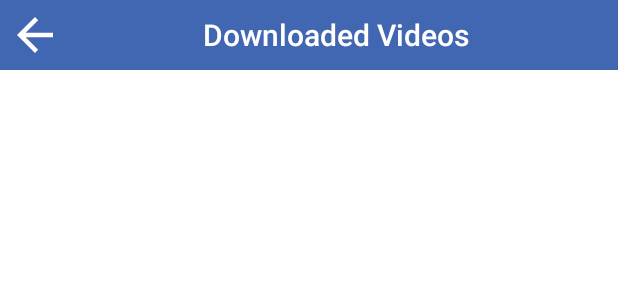
After one commit to Kha3Leng/DownFBVid, an Android app: the layout download_title_action_bar.xml on its own in the app's theme, with its tools: preview values and no code run, on a phone screen of 412 x 824 dp. The commit adds this screen. Shown: the top 300 px of the screen. Run offline under Robolectric (Android 15) with nearby library versions, the phone set to English and light mode, and no system bars.

Commit message:
almost fnished

```diff
--- /dev/null
+++ b/app/src/main/res/drawable/ic_baseline_arrow_back_24.xml
@@ -0,0 +1,5 @@
+<vector android:autoMirrored="true" android:height="36dp"
+    android:tint="#FFFFFF" android:viewportHeight="24"
+    android:viewportWidth="24" android:width="36dp" xmlns:android="http://schemas.android.com/apk/res/android">
+    <path android:fillColor="@android:color/white" android:pathData="M20,11H7.83l5.59,-5.59L12,4l-8,8 8,8 1.41,-1.41L7.83,13H20v-2z"/>
+</vector>
--- /dev/null
+++ b/app/src/main/res/layout/download_title_action_bar.xml
@@ -0,0 +1,24 @@
+<?xml version="1.0" encoding="utf-8"?>
+<androidx.constraintlayout.widget.ConstraintLayout xmlns:android="http://schemas.android.com/apk/res/android"
+    android:layout_width="match_parent"
+    android:layout_height="wrap_content"
+    android:background="@color/royalBlue"
+    xmlns:app="http://schemas.android.com/apk/res-auto">
+
+    <LinearLayout
+        android:layout_width="match_parent"
+        android:layout_height="wrap_content"
+        android:orientation="horizontal"
+        app:layout_constraintTop_toTopOf="parent">
+        <TextView
+            android:layout_width="match_parent"
+            android:padding="5dp"
+            android:layout_height="wrap_content"
+            android:text="Downloaded Videos"
+            android:drawableLeft="@drawable/ic_baseline_arrow_back_24"
+            style="@style/TextAppearance.AppCompat.Widget.ActionBar.Title.Inverse"
+            android:layout_gravity="center"
+            android:gravity="center"/>
+    </LinearLayout>
+
+</androidx.constraintlayout.widget.ConstraintLayout>
--- a/app/src/main/res/values/themes.xml
+++ b/app/src/main/res/values/themes.xml
@@ -13,22 +13,20 @@
         <item name="android:statusBarColor" tools:targetApi="l">?attr/colorPrimaryVariant</item>
         <!-- Customize your theme here. -->
         <item name="actionBarStyle">@style/MyActionBar</item>
-        <item name="actionMenuTextColor">@color/white</item>
-        <item name="android:dropDownListViewStyle">@style/AppTheme.DropDownList</item>
+        <item name="titleTextColor">@color/white</item>
+        <item name="subtitleTextColor">@color/white</item>
     </style>
 
-    <style name="AppTheme.DropDownList" parent="Widget.AppCompat.ListView.DropDown">
-        <item name="android:background">@color/white</item>
-    </style>
 
     <style name="MyActionBar" parent="Widget.AppCompat.ActionBar">
         <item name="background">@color/royalBlue</item>
     </style>
 
+
     <style name="SettingTextStyle" parent="Theme.MaterialComponents.DayNight">
         <item name="android:textSize">18sp</item>
         <item name="android:textColorPrimary">@color/status</item>
         <item name="android:textColor">@color/status</item>
-
+        <item name="titleTextColor">@color/white</item>
     </style>
 </resources>
```
Also changed, not shown: app/src/main/java/com/example/downfbvid/Activity/DownloadVideoActivity.java (+5 -21 lines), app/src/main/java/com/example/downfbvid/Adapter/VideoAdapter.java (+54 -8 lines), app/src/main/java/com/example/downfbvid/Simple/Video.java (+7 -1 lines).
